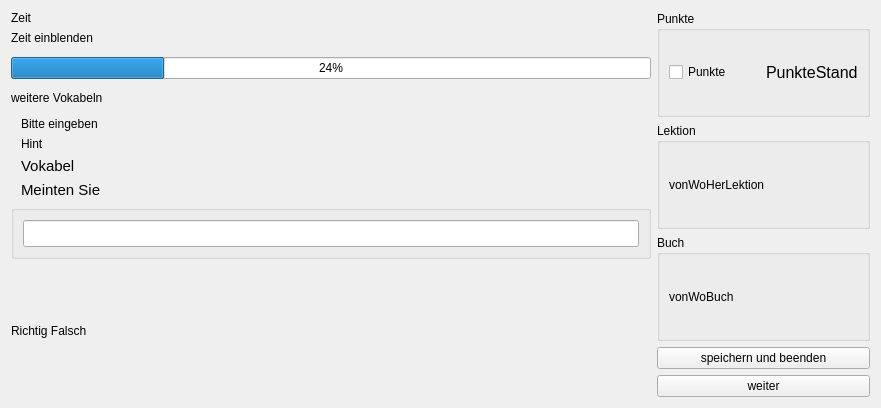
First picture: the form in UIs/WindowAbfrage.ui, repository JPaehr/VokabelTrainer, before the edit.
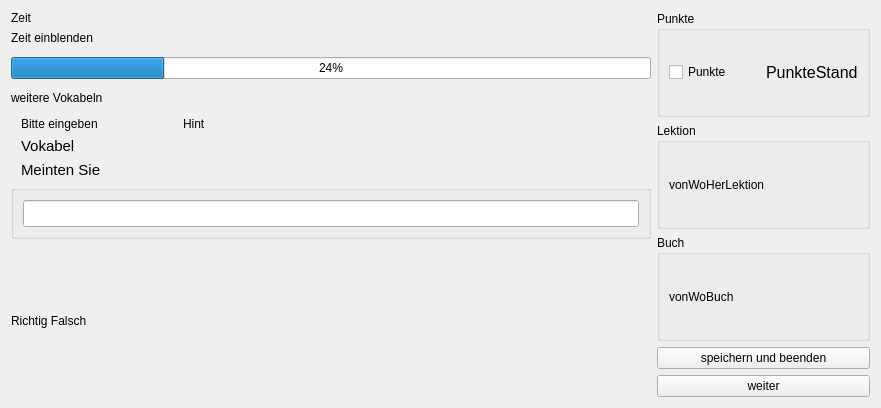
Second picture: the form after the edit. Custom widgets are drawn as their Qt base class.

Commit message: changed position from hindfield

```diff
--- a/UIs/WindowAbfrage.ui
+++ b/UIs/WindowAbfrage.ui
@@ -17,7 +17,7 @@
    <item>
     <layout class="QHBoxLayout" name="horizontalLayout" stretch="3,1">
      <item>
-      <layout class="QVBoxLayout" name="verticalLayout" stretch="3,0,0,0,0,0,0,5">
+      <layout class="QVBoxLayout" name="verticalLayout" stretch="3,0,0,0,0,0,5">
        <item>
         <layout class="QVBoxLayout" name="verticalLayout_9" stretch="0,0,1,1">
          <item>
@@ -83,7 +83,7 @@
         </widget>
        </item>
        <item>
-        <layout class="QHBoxLayout" name="horizontalLayout_6">
+        <layout class="QHBoxLayout" name="horizontalLayout_6" stretch="1,3">
          <property name="leftMargin">
           <number>10</number>
          </property>
@@ -94,13 +94,6 @@
            </property>
           </widget>
          </item>
-        </layout>
-       </item>
-       <item>
-        <layout class="QVBoxLayout" name="verticalLayout_4">
-         <property name="leftMargin">
-          <number>10</number>
-         </property>
          <item>
           <widget class="QLabel" name="labHint">
            <property name="text">
```
The commit also changes 1 other file.
